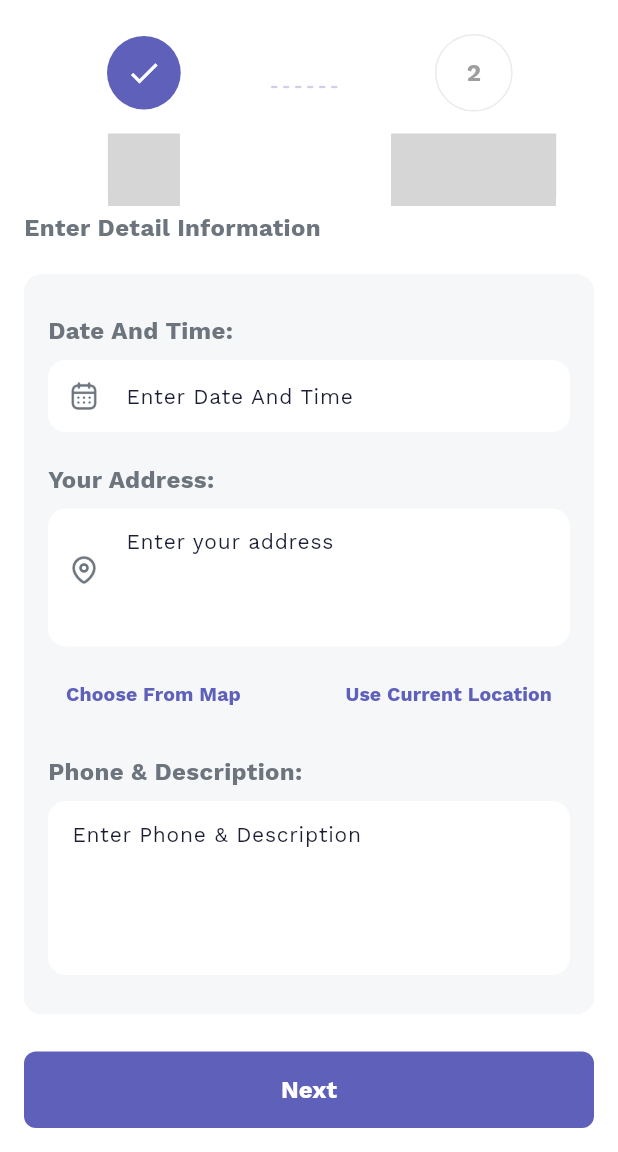
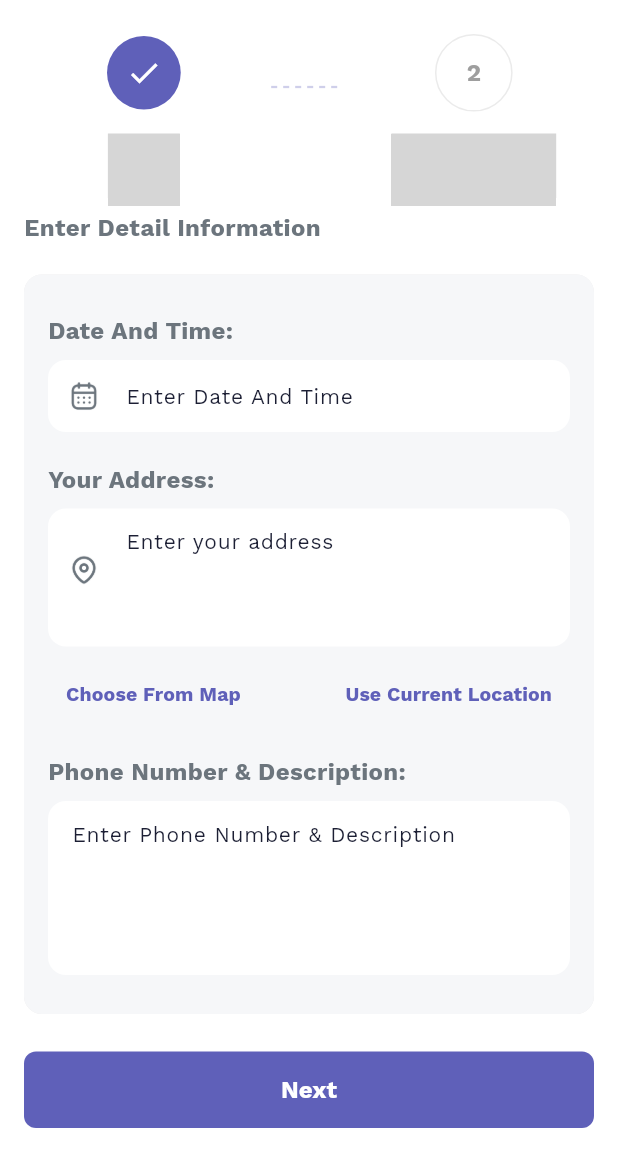
Before and after one commit to AungBoMyint/HomeService_User, a Flutter app: the BookServiceScreen screen opened directly with empty values, on a phone screen of 412 x 824 dp, the part 84-1236 px from its top. Run offline on Flutter 3.47's test engine with Material 2 defaults, Android fonts, the light colour scheme and no system bars; drawn by our look-alikes of nb_utils; our stand-ins replace cached_network_image, cloud_firestore, country_picker, firebase_auth, firebase_core, firebase_crashlytics and 18 more; missing offline and left inert: cinetpay, firebase_pagination, flutter_custom_tabs, flutter_stripe, flutterwave_standard, onesignal_flutter and 4 more; accounts and stored records are empty; generated files the repository leaves out were written again; statements that could not run were skipped; grey boxes are pictures that could not be loaded.

Commit message:
fix noti for provider

```diff
--- a/lib/locale/language_en.dart
+++ b/lib/locale/language_en.dart
@@ -141,7 +141,7 @@ class LanguageEn extends BaseLanguage {
   String get review => "Reviews";
 
   @override
-  String get hintDescription => "Phone & Description";
+  String get hintDescription => "Phone Number & Description";
 
   @override
   String get lblApply => "Apply";
@@ -366,7 +366,7 @@ class LanguageEn extends BaseLanguage {
   String get lblUseCurrentLocation => "Use Current Location";
 
   @override
-  String get lblEnterDescription => "Enter Phone & Description";
+  String get lblEnterDescription => "Enter Phone Number & Description";
 
   @override
   String get lblPrice => "Price";
--- a/lib/services/notification_service.dart
+++ b/lib/services/notification_service.dart
@@ -78,8 +78,8 @@ class NotificationService {
         'en': content,
       },
       "language": "en",
-      'big_picture':
-          userImage.validate().isNotEmpty ? userImage.validate() : '',
+      /* 'big_picture':
+          userImage.validate().isNotEmpty ? userImage.validate() : '', */
       'large_icon': userImage.validate().isNotEmpty ? userImage.validate() : '',
       'small_icon': appLogo,
       'data': data,
```
Also changed, not shown: lib/screens/booking/booking_detail_screen.dart (+6 -6 lines), lib/screens/booking/component/confirm_booking_dialog.dart (+6 -3 lines), lib/screens/booking/component/reason_dialog.dart (+4 -4 lines).
